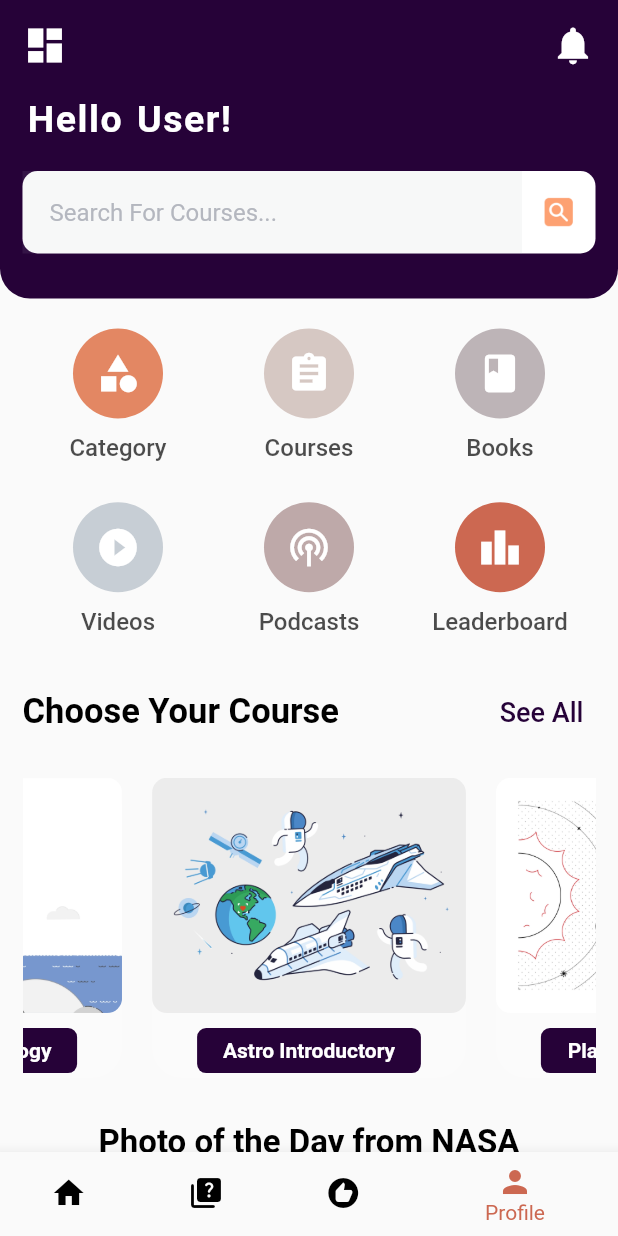
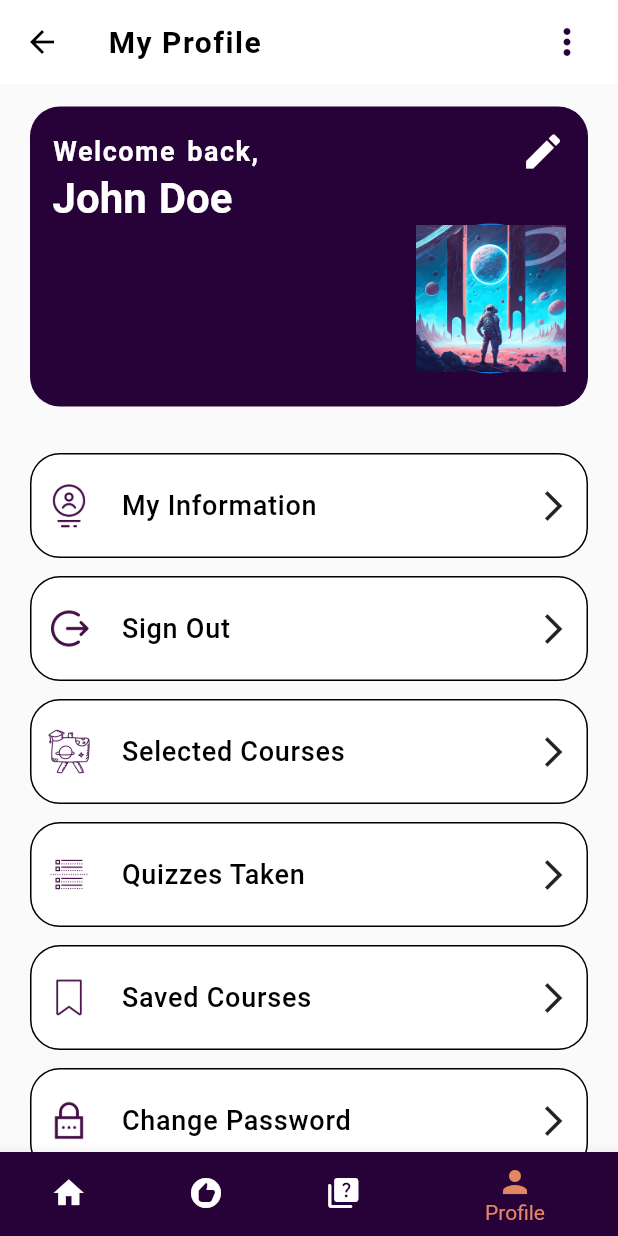
Before and after one commit to rai-Aman/Stellar-Study-Application, a Flutter app: the screen it shows after launch, item 4 of the bottom bar chosen, on a phone screen of 412 x 824 dp. Run offline on Flutter 3.47's test engine with Material 2 defaults, Android fonts, the light colour scheme and no system bars; drawn by our look-alikes of animated_text_kit, carousel_slider; our stand-ins replace sqflite; accounts and stored records are empty; network calls fail.

Commit message:
Profile page completed and podacst page half done

```diff
--- /dev/null
+++ b/lib/bottomNavigationPages/myProfile.dart
@@ -0,0 +1,236 @@
+import 'package:flutter/material.dart';
+
+import '../functions.dart';
+import '../stellarHome.dart';
+import 'QuizPage.dart';
+
+class myProfile extends StatefulWidget {
+  const myProfile({Key? key}) : super(key: key);
+
+  @override
+  State<myProfile> createState() => _myProfileState();
+}
+
+class _myProfileState extends State<myProfile> {
+  int _currentIndex = 3;
+
+  void _onItemTapped(int index) {
+    if (index != _currentIndex) {
+      setState(() {
+        _currentIndex = index;
+      });
+      switch (index) {
+        case 0:
+          Navigator.push(
+            context,
+            MaterialPageRoute(builder: (context) => const MyStellarHome()),
+          );
+          break;
+        // case 1:
+        //   Navigator.push(
+        //     context,
+        //     MaterialPageRoute(builder: (context) => RecommendationPage()),
+        //   );
+        //   break;
+        case 2:
+          Navigator.push(
+            context,
+            MaterialPageRoute(builder: (context) => const MyQuiz()),
+          );
+          break;
+        case 3:
+          Navigator.push(
+            context,
+            MaterialPageRoute(builder: (context) => const myProfile()),
+          );
+          break;
+      }
+    }
+  }
+  List<String> profileListImages = [
+    'My Information',
+    'Sign Out',
+    'Selected Courses',
+    'Quizzes Taken',
+    'Saved Courses',
+    'Change Password',
+  ];
+
+  @override
+  Widget build(BuildContext context) {
+    return Scaffold(
+      appBar: AppBar(
+        foregroundColor: Colors.black,
+        backgroundColor: Colors.white,
+        elevation: 0,
+        //centerTitle: true,
+        title: const Text(
+          'My Profile',
+          style: TextStyle(
+            fontWeight: FontWeight.bold,
+            letterSpacing: 1,
+          ),
+        ),
+        actions: [
+          Padding(
+            padding: const EdgeInsets.only(right: 10),
+            child: PopupMenuButton(
+              itemBuilder: (BuildContext context) => <PopupMenuEntry>[
+                PopupMenuItem(
+                  child: TextButton(
+                    onPressed: () {
+                      // Add your help function here
+                    },
+                    child: Row(
+                      children: const [
+                        Icon(
+                          Icons.help_outline,
+                          color: Color.fromARGB(255, 38, 2, 56),
+                        ),
+                        SizedBox(width: 8),
+                        Text(
+                          'Help',
+                          style: TextStyle(
+                            color: Color.fromARGB(255, 38, 2, 56),
+                          ),
+                        ),
+                      ],
+                    ),
+                  ),
+                ),
+              ],
+              icon: const Icon(
+                Icons.more_vert,
+                size: 28,
+                color: Color.fromARGB(255, 38, 2, 56),
+              ),
+            ),
+          ),
+        ],
+      ),
+      body: ListView(
+        children: [
+          Padding(
+            padding: const EdgeInsets.only(top: 15, left: 20, right: 20),
+            child: Container(
+              height: 200,
+              padding: const EdgeInsets.only(
+                top: 15,
+                left: 15,
+                right: 15,
+                bottom: 10,
+              ),
+              decoration: const BoxDecoration(
+                color: Color.fromARGB(255, 38, 2, 56),
+                borderRadius: BorderRadius.all(
+                  Radius.circular(20),
+                ),
+              ),
+              child: Column(
+                crossAxisAlignment: CrossAxisAlignment.start,
+                children: [
+                  Row(
+                    mainAxisAlignment: MainAxisAlignment.spaceBetween,
+                    children: const [
+                      Text(
+                        'Welcome back,',
+                        style: TextStyle(
+                          fontSize: 18,
+                          fontWeight: FontWeight.w600,
+                          letterSpacing: 1,
+                          wordSpacing: 2,
+                          color: Colors.white,
+                        ),
+                      ),
+                      Icon(
+                        Icons.edit,
+                        size: 30,
+                        color: Colors.white,
+                      ),
+                    ],
+                  ),
+                  const Text(
+                    'John Doe',
+                    style: TextStyle(
+                      fontSize: 28,
+                      fontWeight: FontWeight.w600,
+                      //letterSpacing: 1,
+                      wordSpacing: 1,
+                      color: Colors.white,
+                    ),
+                  ),
+                  Align(
+                    alignment: Alignment.bottomRight,
+                    child: CircleAvatar(
+                      radius: 50.0,
+                      child: Image.asset("loginRegisterImages/fantasy.jpg"),
+                    ),
+                  ),
+                ],
+              ),
+            ),
+          ),
+          const SizedBox(height: 25),
+          ListView.builder(
+            shrinkWrap: true,
+            physics: const NeverScrollableScrollPhysics(),
+            itemCount: profileListImages.length,
+            itemBuilder: (BuildContext context, int index) {
+              return Padding(
+                padding:
+                    const EdgeInsets.symmetric(horizontal: 20, vertical: 6),
+                child: GestureDetector(
+                  onTap: () {
+                    // handle tap
+                  },
+                  child: Container(
+                    height: 70,
+                    decoration: BoxDecoration(
+                      color: Colors.white,
+                      border: Border.all(color: Colors.black, width: 1),
+                      borderRadius: const BorderRadius.all(
+                        Radius.circular(20),
+                      ),
+                    ),
+                    child: Row(
+                      children: [
+                        const SizedBox(width: 10),
+                        Image.asset(
+                          "profileImages/${profileListImages[index]}.png",
+                          height: 30,
+                          width: 30,
+                        ),
+                        const SizedBox(width: 20),
+                        Expanded(
+                          child: Text(
+                            profileListImages[index],
+                            style: const TextStyle(
+                              fontSize: 18,
+                              fontWeight: FontWeight.w500,
+                              letterSpacing: 0.5,
+                              color: Colors.black,
+                            ),
+                          ),
+                        ),
+                        Row(
+                          children: const [
+                            // other widgets
+                            Icon(Icons.arrow_forward_ios),
+                            // add more icons here
+                          ],
+                        ),
+                        const SizedBox(width: 10),
+                      ],
+                    ),
+                  ),
+                ),
+              );
+            },
+          ),
+        ],
+      ),
+      bottomNavigationBar:
+          buildBottomNavigationBar(_currentIndex, _onItemTapped),
+    );
+  }
+}
--- a/lib/functions.dart
+++ b/lib/functions.dart
@@ -1,4 +1,95 @@
 //Email Validation
+import 'package:flutter/material.dart';
+
+import 'stellarHome.dart';
+import 'bottomNavigationPages/myProfile.dart';
+import 'bottomNavigationPages/quizPage.dart';
+
+// void onItemTapped(BuildContext context, int selectedIndex, int index) {
+//   //Conditions if the user has tapped on the same item and no action should be taken.
+//   if (index != selectedIndex) {
+//     switch (index) {
+//       case 0:
+//         Navigator.push(
+//           context,
+//           MaterialPageRoute(builder: (context) => const MyStellarHome()),
+//         );
+//         break;
+//       case 1:
+//         Navigator.push(
+//           context,
+//           MaterialPageRoute(builder: (context) => const MyQuiz()),
+//         );
+//         break;
+//       // case 2:
+//       //   Navigator.push(
+//       //     context,
+//       //     MaterialPageRoute(builder: (context) => RecommendationPage()),
+//       //   );
+//       //   break;
+//       case 3:
+//         Navigator.push(
+//           context,
+//           MaterialPageRoute(builder: (context) => const myProfile()),
+//         );
+//         break;
+//     }
+//   }
+// }
+
+// BottomNavigationBar buildBottomNavigationBar({
+//   required int selectedIndex,
+//   required void Function(int) onItemTapped,
+// }) {
+//   return BottomNavigationBar(
+//     onTap: onItemTapped,
+//     currentIndex: selectedIndex,
+//     iconSize: 24,
+//     selectedItemColor: const Color(0xccc04327),
+//     selectedFontSize: 14,
+//     unselectedItemColor: Colors.black,
+//     items: const [
+//       BottomNavigationBarItem(icon: Icon(Icons.home), label: 'Home'),
+//       BottomNavigationBarItem(icon: Icon(Icons.quiz_rounded), label: 'Quiz'),
+//       BottomNavigationBarItem(
+//           icon: Icon(Icons.recommend), label: 'Recommendation'),
+//       BottomNavigationBarItem(icon: Icon(Icons.person), label: 'Profile'),
+//     ],
+//   );
+// }
+
+Widget buildBottomNavigationBar(int currentIndex, void Function(int)? onTap) {
+  return Theme(
+    data: ThemeData(
+      canvasColor: const Color.fromARGB(255, 38, 2, 56),
+    ),
+    child: BottomNavigationBar(
+      currentIndex: currentIndex,
+      onTap: onTap,
+      selectedItemColor: const Color(0xffE38763),
+      unselectedItemColor: Colors.white,
+      items: const [
+        BottomNavigationBarItem(
+          icon: Icon(Icons.home),
+          label: 'Home',
+        ),
+        BottomNavigationBarItem(
+          icon: Icon(Icons.recommend),
+          label: 'Recommendations',
+        ),
+        BottomNavigationBarItem(
+          icon: Icon(Icons.quiz_rounded),
+          label: 'Quiz',
+        ),
+        BottomNavigationBarItem(
+          icon: Icon(Icons.person),
+          label: 'Profile',
+        ),
+      ],
+    ),
+  );
+}
+
 String? validateEmail(String? email) {
   if (email == null || email.isEmpty) {
     return 'Please enter your email';
--- a/lib/main.dart
+++ b/lib/main.dart
@@ -1,9 +1,12 @@
 import 'package:flutter/material.dart';
 import 'package:path/path.dart';
 import 'package:production_project_application/Leaderboard.dart';
+import 'package:production_project_application/PodcastDetailPage.dart';
 import 'package:production_project_application/bottomNavigationPages/quizPage.dart';
+import 'package:production_project_application/podcast.dart';
 import 'package:production_project_application/registration.dart';
 import 'package:production_project_application/stellarHome.dart';
+import 'bottomNavigationPages/myProfile.dart';
 import 'login.dart';
 import 'otp.dart';
 
@@ -16,8 +19,10 @@
       'register': (context) => const MyRegistration(),
       'otp': (context) => const MyOtp(),
       'stellarHome': (context) => const MyStellarHome(),
-      'quiz': (context) =>  const MyQuiz(),
-      'leaderboard' :(context) => MyLeaderboard()
+      'quiz': (context) => const MyQuiz(),
+      'leaderboard': (context) => MyLeaderboard(),
+      'profile': (context) => const myProfile(),
+      'podcast': (context) => PodcastsPage()
     },
   ));
 }
--- a/lib/registration.dart
+++ b/lib/registration.dart
@@ -185,7 +185,8 @@
                                 decoration: null,
                                 fontSize: 18,
                                 color: Color.fromARGB(255, 112, 111, 109)),
-                            )),
+                          ),
+                        ),
                       ],
                     )
                   ],
--- a/lib/stellarHome.dart
+++ b/lib/stellarHome.dart
@@ -3,10 +3,12 @@
 import 'package:animated_text_kit/animated_text_kit.dart';
 import 'package:carousel_slider/carousel_slider.dart';
 import 'package:flutter/material.dart';
-import 'package:flutter/services.dart';
 import 'bottomNavigationPages/QuizPage.dart';
+import 'bottomNavigationPages/myProfile.dart';
 import 'coursePages/coursesHome.dart';
 import 'package:http/http.dart' as http;
+
+import 'functions.dart';
 
 class MyStellarHome extends StatefulWidget {
   const MyStellarHome({Key? key}) : super(key: key);
@@ -15,10 +17,12 @@
 }
 
 class _MyStellarHomeState extends State<MyStellarHome> {
+  final ValueNotifier<int> _currentNotifier = ValueNotifier<int>(0);
   String _title = '';
   String _imageUrl = '';
   String _date = '';
   String _explanation = '';
+
   @override
   void initState() {
     super.initState();
@@ -30,7 +34,6 @@
       Uri.parse(
           'https://api.nasa.gov/planetary/apod?api_key=cHy2JPNqqPZfDenVmFYxod8Kt04KMxuYKhkk5dbH'),
     );
-
     if (response.statusCode == 200) {
       final data = jsonDecode(response.body);
       setState(() {
@@ -78,14 +81,12 @@
     'Space Technology'
   ];
 
-  int _selectedIndex = 0;
+  int _currentIndex = 0;
   void _onItemTapped(int index) {
-    //Conditions if the user has tapped on the same item and no action should be taken.
-    if (index != _selectedIndex) {
+    if (index != _currentIndex) {
       setState(() {
-        _selectedIndex = index;
+        _currentIndex = index;
       });
-
       switch (index) {
         case 0:
           Navigator.push(
@@ -96,21 +97,21 @@
         // case 1:
         //   Navigator.push(
         //     context,
-        //     MaterialPageRoute(builder: (context) => const MyQuiz()),
-        //   );
-        //   break;
-        // case 2:
-        //   Navigator.push(
-        //     context,
         //     MaterialPageRoute(builder: (context) => RecommendationPage()),
         //   );
         //   break;
-        // case 3:
-        //   Navigator.push(
-        //     context,
-        //     MaterialPageRoute(builder: (context) => ProfilePage()),
-        //   );
-        // break;
+        case 2:
+          Navigator.push(
+            context,
+            MaterialPageRoute(builder: (context) => const MyQuiz()),
+          );
+          break;
+        case 3:
+          Navigator.push(
+            context,
+            MaterialPageRoute(builder: (context) => const myProfile()),
+          );
+          break;
       }
     }
   }
@@ -285,7 +286,7 @@
                               } else if (chooseCategory[index] == 'Videos') {
                                 route = '/videos';
                               } else if (chooseCategory[index] == 'Podcasts') {
-                                route = '/podcasts';
+                                route = 'podcast';
                               } else if (chooseCategory[index] ==
                                   'Leaderboard') {
                                 route = 'leaderboard';
@@ -357,19 +358,21 @@
                   //SingleChildScrollView(
                   CarouselSlider(
                     options: CarouselOptions(
-                      height: 220, // reduce the height
+                      height: 220,
                       autoPlay: true,
-                      autoPlayInterval:
-                          const Duration(seconds: 2), // increase the interval
-
+                      autoPlayInterval: Duration(seconds: 2),
                       enlargeCenterPage: false,
                       viewportFraction: 0.6,
                       aspectRatio: 1,
+                      enableInfiniteScroll: true,
+                      onPageChanged: (index, reason) {
+                        _currentNotifier.value =
+                            index; // update the ValueNotifier
+                      },
                     ),
                     items: courseListImages.map((imageName) {
                       return InkWell(
                         onTap: () {
-                          // TODO: Add your onTap logic here
                           Navigator.push(
                             context,
                             MaterialPageRoute(
@@ -392,15 +395,10 @@
                                 child: Image.asset(
                                   "courseImages/$imageName.png",
                                   fit: BoxFit.cover,
-                                  // width: 100,
-                                  // height: 100,
                                   scale: 1,
                                 ),
                               ),
-                              const SizedBox(height: 10),
-                              // Padding(
-                              //   padding: const EdgeInsets.symmetric(
-                              //       horizontal: 10),
+                              SizedBox(height: 10),
                               Container(
                                 width: 2,
                                 height: 30,
@@ -421,14 +419,39 @@
                                   ),
                                 ),
                               ),
-                              //),
                             ],
                           ),
                         ),
                       );
                     }).toList(),
                   ),
-                  const SizedBox(height: 20),
+
+                  Row(
+                    mainAxisAlignment: MainAxisAlignment.center,
+                    children: courseListImages.map(
+                      (imageName) {
+                        int index = courseListImages.indexOf(imageName);
+                        return ValueListenableBuilder<int>(
+                          valueListenable: _currentNotifier,
+                          builder:
+                              (BuildContext context, int value, Widget? child) {
+                            return Container(
+                              width: 8,
+                              height: 8,
+                              margin: const EdgeInsets.symmetric(horizontal: 5),
+                              decoration: BoxDecoration(
+                                shape: BoxShape.circle,
+                                color: value == index
+                                    ? const Color.fromARGB(255, 38, 2, 56)
+                                    : const Color.fromARGB(100, 38, 2, 56),
+                              ),
+                            );
+                          },
+                        );
+                      },
+                    ).toList(),
+                  ),
+                  const SizedBox(height: 30),
                   const Text(
                     "Photo of the Day from NASA",
                     style: TextStyle(
@@ -437,7 +460,6 @@
                       color: Colors.black,
                     ),
                   ),
-
                   const SizedBox(height: 10),
                   Container(
                     decoration: BoxDecoration(
@@ -455,14 +477,36 @@
                     child: Column(
                       crossAxisAlignment: CrossAxisAlignment.start,
                       children: [
-                        ClipRRect(
+                        GestureDetector(
+                          onTap: () {
+                            if (_imageUrl.isNotEmpty) {
+                              showDialog(
+                                // Dialog to show bigger image as well.
+                                context: context,
+                                builder: (context) {
+                                  return Dialog(
+                                    child: Image.network(_imageUrl),
+                                  );
+                                },
+                              );
+                            }
+                          },
+                          child: ClipRRect(
                             borderRadius:
                                 const BorderRadius.all(Radius.circular(10)),
-                          child: Image.network(
+                            child: _imageUrl.isNotEmpty
+                                ? Image.network(
                                     _imageUrl,
                                     height: 200,
                                     width: double.infinity,
                                     fit: BoxFit.cover,
+                                  )
+                                : Image.asset(
+                                    "ImpImages/loading.gif",
+                                    height: 300,
+                                    width: 600,
+                                    fit: BoxFit.cover,
+                                  ),
                           ),
                         ),
                         Padding(
@@ -471,7 +515,7 @@
                             crossAxisAlignment: CrossAxisAlignment.start,
                             children: [
                               Text(
-                                _title,
+                                _title, //Title of API Image
                                 style: const TextStyle(
                                   fontSize: 20,
                                   fontWeight: FontWeight.bold,
@@ -479,7 +523,7 @@
                               ),
                               const SizedBox(height: 5),
                               Text(
-                                _date,
+                                _date, //Date of API Image
                                 style: const TextStyle(
                                   fontSize: 16,
                                   color: Colors.grey,
@@ -487,7 +531,7 @@
                               ),
                               const SizedBox(height: 10),
                               Text(
-                                _explanation,
+                                _explanation, //Explanation of API Image
                                 style: const TextStyle(
                                   fontSize: 16,
                                 ),
@@ -498,7 +542,6 @@
                       ],
                     ),
                   ),
-
                   const SizedBox(height: 10),
                 ],
               ),
@@ -507,22 +550,8 @@
         ),
         //body: _pages[_selectedIndex],
 
-        bottomNavigationBar: BottomNavigationBar(
-          onTap: _onItemTapped,
-          currentIndex: _selectedIndex,
-          iconSize: 24,
-          selectedItemColor: const Color(0xccc04327),
-          selectedFontSize: 14,
-          unselectedItemColor: Colors.black,
-          items: const [
-            BottomNavigationBarItem(icon: Icon(Icons.home), label: 'Home'),
-            BottomNavigationBarItem(
-                icon: Icon(Icons.quiz_rounded), label: 'Quiz'),
-            BottomNavigationBarItem(
-                icon: Icon(Icons.recommend), label: 'Recommendation'),
-            BottomNavigationBarItem(icon: Icon(Icons.person), label: 'Profile'),
-          ],
-        ),
+        bottomNavigationBar:
+            buildBottomNavigationBar(_currentIndex, _onItemTapped),
       ),
     );
   }
--- a/pubspec.yaml
+++ b/pubspec.yaml
@@ -33,6 +33,9 @@
   carousel_slider: ^4.2.1
   animated_text_kit: ^4.2.2
   http: ^0.13.4
+  connectivity_plus: ^3.0.4
+  url_launcher: ^6.1.10
+
 
 
 
@@ -74,6 +77,7 @@
     - loginRegisterImages/
     - courseImages/
     - ImpImages/
+    - profileImages/
     # - images/a_dot_ham.jpeg
 
   # An image asset can refer to one or more resolution-specific "variants", see
```
Also changed, not shown: lib/Leaderboard.dart (+4 -4 lines), lib/PodcastDetailPage.dart (added, +107 -0 lines), lib/podcast.dart (added, +137 -0 lines), ImpImages/SignalSucks.gif (added), ImpImages/loading.gif, profileImages/Change Password.png (added), profileImages/My Information.png (added), profileImages/Quizzes Taken.png (added), profileImages/Saved Courses.png (added), profileImages/Selected Courses.png (added), profileImages/Sign Out.png (added), pubspec.lock, 5 other files. Lines whose indentation alone changed are shown as unchanged.
